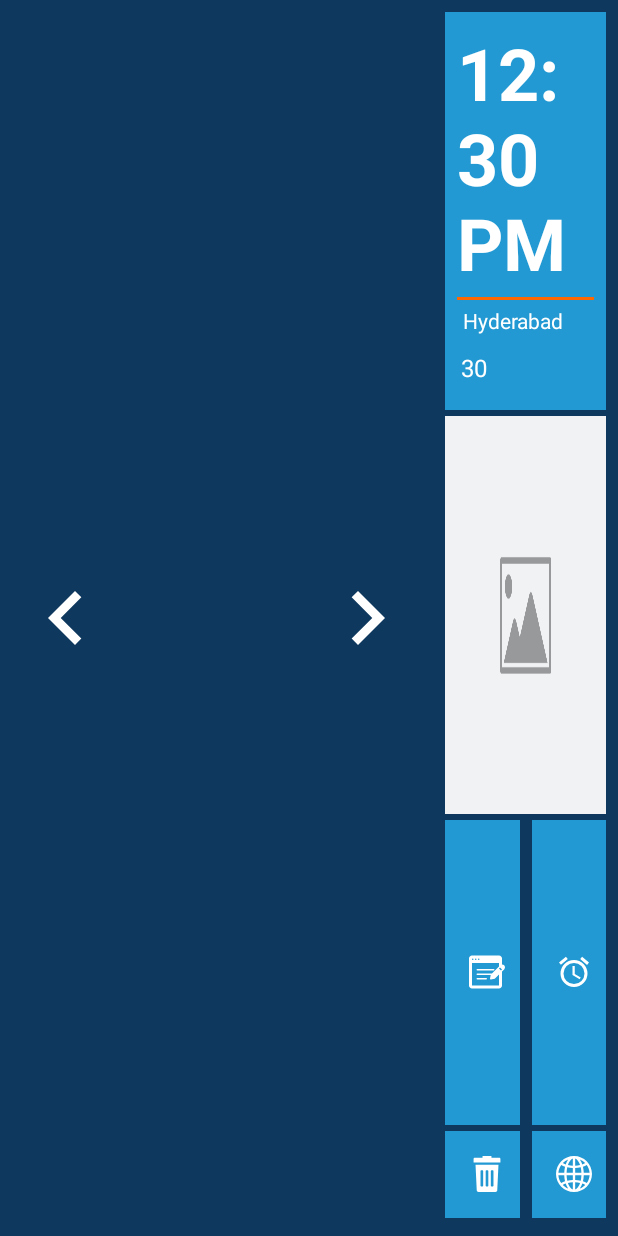
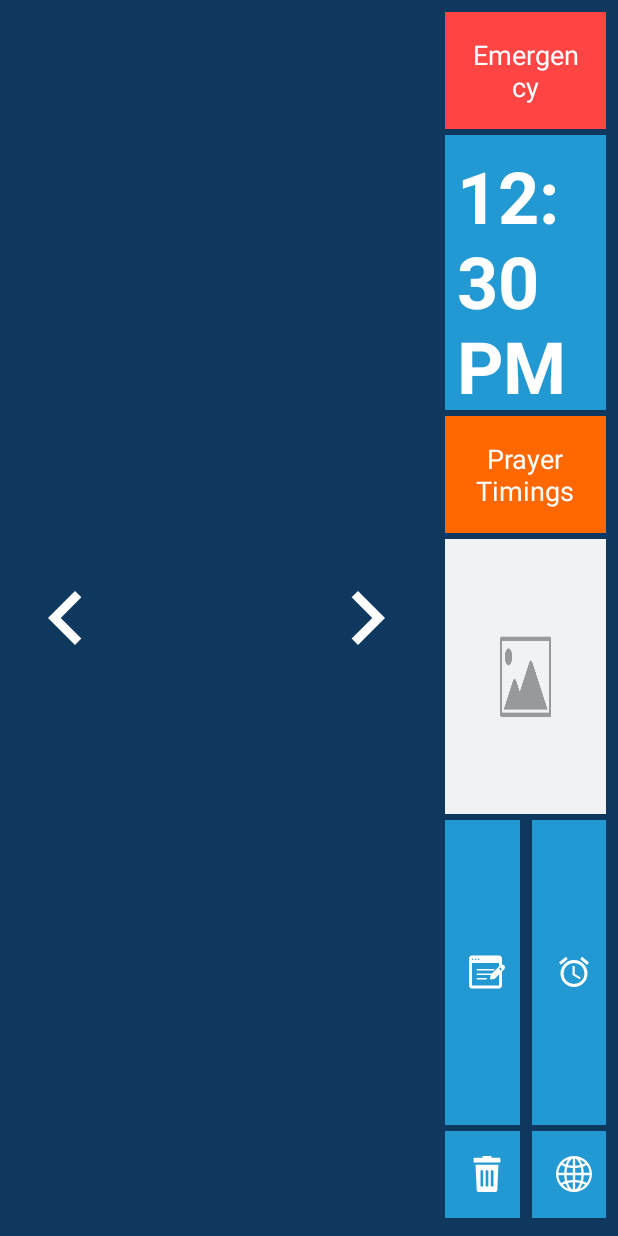
Before and after one commit to Dummyurl/Kaizen, an Android app: the layout fragment_home.xml on its own in the app's theme, with its tools: preview values and no code run, on a phone screen of 412 x 824 dp. Run offline under Robolectric (Android 15) with nearby library versions, the phone set to English and light mode, and no system bars.

Commit message:
buttons added

```diff
--- a/app/src/main/java/com/kaizen/fragments/HomeFragment.java
+++ b/app/src/main/java/com/kaizen/fragments/HomeFragment.java
@@ -19,7 +19,6 @@ import android.view.LayoutInflater;
 import android.view.MenuItem;
 import android.view.View;
 import android.view.ViewGroup;
-import android.widget.AdapterView;
 import android.widget.EditText;
 import android.widget.ImageView;
 import android.widget.PopupMenu;
@@ -39,8 +38,8 @@ import com.google.android.gms.location.LocationSettingsRequest;
 import com.google.android.gms.location.LocationSettingsResult;
 import com.google.android.gms.location.LocationSettingsStatusCodes;
 import com.google.gson.Gson;
+import com.kaizen.R;
 import com.kaizen.activities.MainActivity;
-import com.kaizen.R;
 import com.kaizen.adapters.ChildCategoryPager;
 import com.kaizen.listeners.DateTimeSetListener;
 import com.kaizen.models.Banner;
@@ -59,6 +58,7 @@ import com.kaizen.utils.ToastUtil;
 import java.text.SimpleDateFormat;
 import java.util.ArrayList;
 import java.util.Date;
+import java.util.GregorianCalendar;
 import java.util.List;
 import java.util.Locale;
 import java.util.Timer;
@@ -283,6 +283,7 @@ public class HomeFragment extends Fragment implements YahooWeatherInfoListener,
 
             iv_temperature.setImageBitmap(weatherInfo.getForecastInfo1().getForecastConditionIcon());
             iv_tomorrow_temperature.setImageBitmap(weatherInfo.getForecastInfo2().getForecastConditionIcon());
+
         }
     }
 
--- a/app/src/main/res/layout/fragment_home.xml
+++ b/app/src/main/res/layout/fragment_home.xml
@@ -58,11 +58,28 @@
             android:orientation="vertical">
 
             <LinearLayout
+                android:layout_width="match_parent"
+                android:layout_height="match_parent"
+                android:layout_weight="1"
+                android:orientation="vertical">
+
+                <TextView
+                    android:id="@+id/tv_emergency"
+                    android:layout_width="match_parent"
+                    android:layout_height="wrap_content"
+                    android:layout_marginBottom="@dimen/margin4dp"
+                    android:background="@android:color/holo_red_light"
+                    android:gravity="center"
+                    android:padding="@dimen/margin16dp"
+                    android:text="@string/emergency"
+                    android:textColor="@android:color/white"
+                    android:textSize="18sp" />
+
+                <LinearLayout
                     android:id="@+id/ll_weather"
                     android:layout_width="match_parent"
                     android:layout_height="match_parent"
                     android:layout_marginBottom="@dimen/margin4dp"
-                android:layout_weight="1"
                     android:background="@color/blue"
                     android:orientation="vertical"
                     android:padding="@dimen/margin8dp">
@@ -187,16 +204,36 @@
 
                     </LinearLayout>
                 </LinearLayout>
+            </LinearLayout>
+
+            <LinearLayout
+                android:layout_width="match_parent"
+                android:layout_height="match_parent"
+                android:layout_weight="1"
+                android:orientation="vertical">
+
+                <TextView
+                    android:id="@+id/tv_prayer"
+                    android:layout_width="match_parent"
+                    android:layout_height="wrap_content"
+                    android:layout_marginBottom="@dimen/margin4dp"
+                    android:background="@color/colorAccent"
+                    android:gravity="center"
+                    android:padding="@dimen/margin16dp"
+                    android:text="@string/prayer_timings"
+                    android:textColor="@android:color/white"
+                    android:textSize="18sp" />
 
                 <ImageView
                     android:id="@+id/iv_category"
                     android:layout_width="match_parent"
                     android:layout_height="match_parent"
                     android:layout_marginBottom="@dimen/margin4dp"
-                android:layout_weight="1"
                     android:background="@android:color/white"
                     android:scaleType="fitXY"
                     android:src="@drawable/ic_place_holder" />
+            </LinearLayout>
+
 
             <LinearLayout
                 android:id="@+id/ll_buttons"
@@ -303,7 +340,6 @@
 
             </LinearLayout>
 
-
         </LinearLayout>
 
 
--- a/app/src/main/res/values/strings.xml
+++ b/app/src/main/res/values/strings.xml
@@ -44,6 +44,8 @@
     <string name="arabic">Arabic</string>
     <string name="success">Success</string>
     <string name="success_desc">Your order has been placed. We\'ll see you soon!</string>
+    <string name="emergency">Emergency</string>
+    <string name="prayer_timings">Prayer Timings</string>
 
     <string-array name="collect_tray">
         <item>Immidiate</item>
```
Lines whose indentation alone changed are shown as unchanged.
